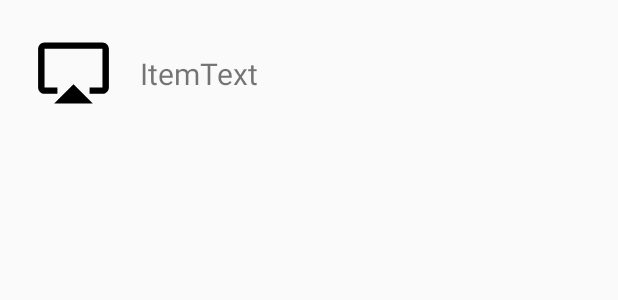
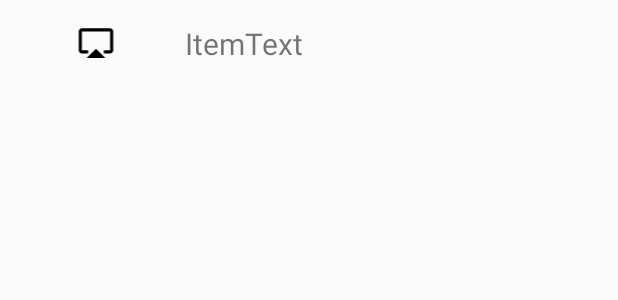
Before and after one commit to Radmir2015/AndroidLabs, an Android app: the layout list_item.xml on its own in the app's theme, with its tools: preview values and no code run, on a phone screen of 412 x 824 dp. Shown: the top 300 px of the screen. Run offline under Robolectric (Android 15) with nearby library versions, the light colour scheme and no system bars.

Commit message:
list_item's spacings & result string's pattern & screenshots for git's readme are added

```diff
--- a/lab1/app/src/main/java/com/example/lab1/ItemsAdapter.kt
+++ b/lab1/app/src/main/java/com/example/lab1/ItemsAdapter.kt
@@ -37,7 +37,8 @@ class ItemsAdapter(private var activity: Activity, numberQuantity: Int = 1000000
 
         viewHolder.txtName?.setTextColor(ContextCompat.getColor(activity, if (position % 2 == 0) R.color.lightColor else R.color.darkColor))
 
-        viewHolder.txtName?.text = NumberToText.convertToText(1000000 - (position + 1)) + "${1000000 - (position + 1)}"
+        val resStr = "${NumberToText.convertToText(position + 1)}(${position + 1})"
+        viewHolder.txtName?.text = resStr
 
         return view as View
     }
--- a/lab1/app/src/main/res/layout/list_item.xml
+++ b/lab1/app/src/main/res/layout/list_item.xml
@@ -7,14 +7,14 @@
 
     <ImageView android:id="@+id/itemImage"
                android:contentDescription="@string/list_item_img_descr"
-               android:layout_height="78dp"
-               android:layout_width="78dp"
+               android:layout_height="match_parent"
+               android:layout_width="wrap_content"
                android:layout_gravity="center"
                android:src="@drawable/image1">
     </ImageView>
 
     <TextView android:id="@+id/itemText"
-              android:layout_height="match_parent"
+              android:layout_height="wrap_content"
               android:layout_width="match_parent"
               android:gravity="center_vertical"
               android:layout_margin="5dp"
--- a/lab1/build.gradle
+++ b/lab1/build.gradle
@@ -8,7 +8,7 @@ buildscript {
 
     }
     dependencies {
-        classpath 'com.android.tools.build:gradle:3.3.1'
+        classpath 'com.android.tools.build:gradle:3.3.2'
         classpath "org.jetbrains.kotlin:kotlin-gradle-plugin:$kotlin_version"
         // NOTE: Do not place your application dependencies here; they belong
         // in the individual module build.gradle files
```
Also changed, not shown: 4 other files.
